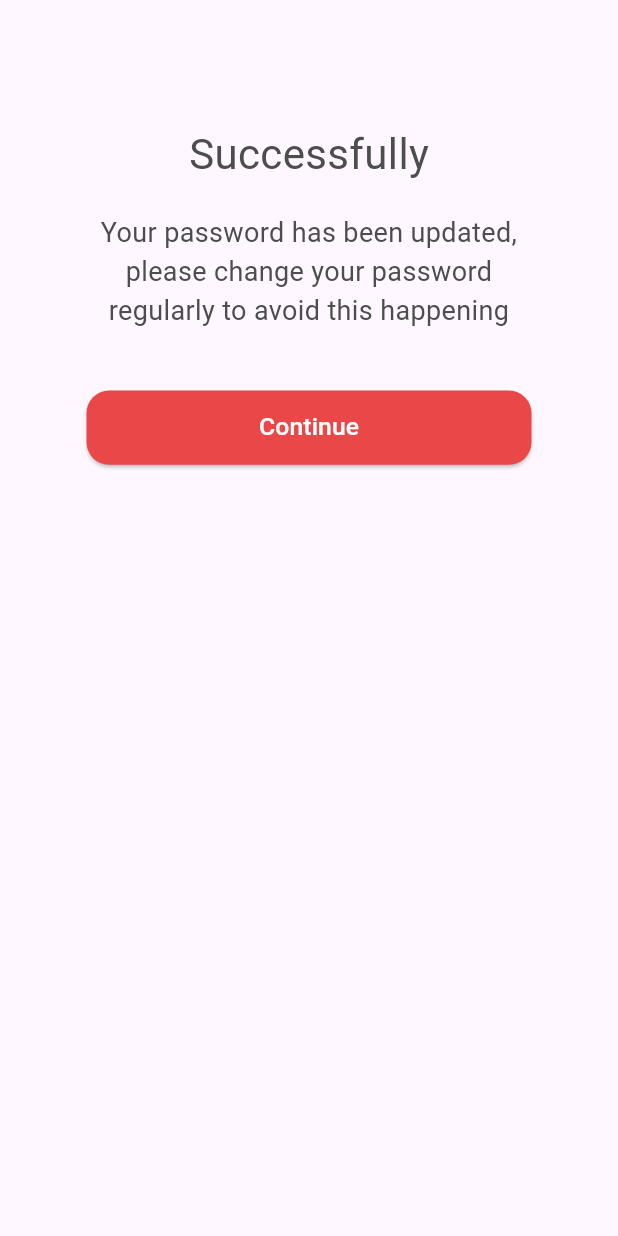
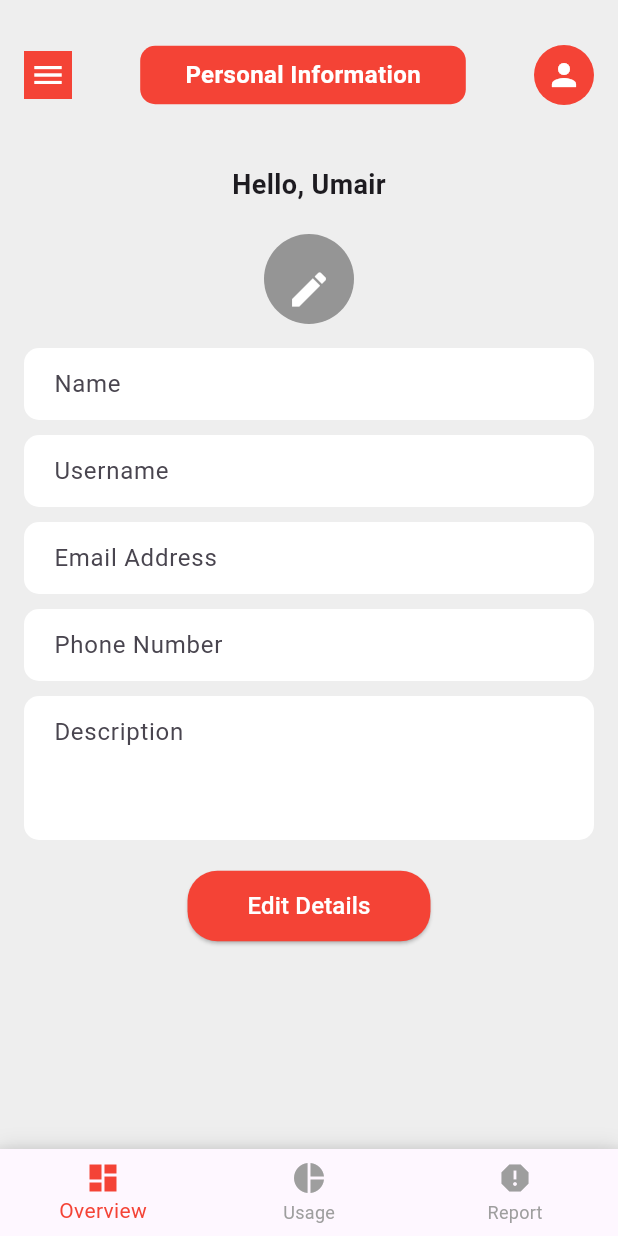
Before and after one commit to Umair-Amjad-Ali/Flutter, a Flutter app: the screen it shows after launch, on a phone screen of 412 x 824 dp. Run offline on Flutter 3.47's test engine with Material 3 defaults, Android fonts, the phone set to English and light mode, and no system bars.

Commit message:
new screens added

```diff
--- a/stock_counter/analysis_options.yaml
+++ b/stock_counter/analysis_options.yaml
@@ -10,7 +10,7 @@
 analyzer:
   errors:
     depend_on_referenced_packages: ignore
-include: package:flutter_lints/flutter.yaml
+# include: package:flutter_lints/flutter.yaml
 
 linter:
   # The lint rules applied to this project can be customized in the
--- a/stock_counter/lib/main.dart
+++ b/stock_counter/lib/main.dart
@@ -1,6 +1,10 @@
 import 'package:flutter/material.dart';
+import 'package:stock_counter/screens/personal_info.dart';
+// import 'package:stock_counter/screens/signin.dart';
+// import 'package:stock_counter/screens/signup_detail.dart';
+// import 'package:stock_counter/screens/sucess.dart';
 // import 'package:stock_counter/screens/forgot_password.dart';
-import 'package:stock_counter/screens/sucess.dart';
+// import 'package:stock_counter/screens/sucess.dart';
 // import 'package:stock_counter/screens/signin.dart';
 // import 'package:stock_counter/screens/register_sucess.dart';
 // import 'package:stock_counter/screens/signup_detail.dart';
@@ -18,6 +22,7 @@ class MyApp extends StatelessWidget {
   // This widget is the root of your application.
   @override
   Widget build(BuildContext context) {
-    return const MaterialApp(debugShowCheckedModeBanner: false, home: Sucess());
+    return const MaterialApp(
+        debugShowCheckedModeBanner: false, home: PersonalInfo());
   }
 }
--- /dev/null
+++ b/stock_counter/lib/screens/personal_info.dart
@@ -0,0 +1,290 @@
+import 'package:flutter/material.dart';
+
+class PersonalInfo extends StatefulWidget {
+  const PersonalInfo({super.key});
+
+  @override
+  State<PersonalInfo> createState() => _PersonalInfoState();
+}
+
+class _PersonalInfoState extends State<PersonalInfo> {
+  final _formKey = GlobalKey<FormState>();
+
+  // Text Editing Controllers for fields
+  final TextEditingController _nameController = TextEditingController();
+  final TextEditingController _usernameController = TextEditingController();
+  final TextEditingController _emailController = TextEditingController();
+  final TextEditingController _phoneController = TextEditingController();
+  final TextEditingController _descriptionController = TextEditingController();
+
+  // Regex patterns for validation
+  final RegExp _usernameRegex = RegExp(r'^[a-zA-Z0-9_]+$');
+  final RegExp _emailRegex = RegExp(r'^[^@]+@[^@]+\.[^@]+$');
+  final RegExp _phoneRegex = RegExp(r'^[0-9]{10}$');
+
+  int _selectedIndex = 0;
+
+  // Navigation handler for bottom bar
+  void _onItemTapped(int index) {
+    setState(() {
+      _selectedIndex = index;
+    });
+
+    // Handle navigation
+    // switch (index) {
+    //   case 0:
+    //     print('Navigated to Overview');
+    //     break;
+    //   case 1:
+    //     print('Navigated to Usage');y
+    //     break;
+    //   case 2:
+    //     print('Navigated to Report');
+    //     break;
+    // }
+  }
+
+  @override
+  Widget build(BuildContext context) {
+    return Scaffold(
+      backgroundColor: Colors.grey[200],
+      body: SafeArea(
+        child: Column(
+          children: [
+            // Custom AppBar
+            Padding(
+              padding: const EdgeInsets.symmetric(horizontal: 16, vertical: 30),
+              child: Row(
+                mainAxisAlignment: MainAxisAlignment.spaceBetween,
+                children: [
+                  // Hamburger Icon
+                  Container(
+                    padding: const EdgeInsets.all(4),
+                    decoration: const BoxDecoration(
+                      color: Colors.red,
+                      shape: BoxShape.rectangle,
+                    ),
+                    child: const Icon(Icons.menu, color: Colors.white),
+                  ),
+                  // Middle Text
+                  Container(
+                    padding:
+                        const EdgeInsets.symmetric(horizontal: 30, vertical: 8),
+                    decoration: BoxDecoration(
+                      color: Colors.red,
+                      borderRadius: BorderRadius.circular(10),
+                    ),
+                    child: const Text(
+                      'Personal Information',
+                      style: TextStyle(
+                        color: Colors.white,
+                        fontSize: 16,
+                        fontWeight: FontWeight.bold,
+                      ),
+                    ),
+                  ),
+                  // Profile Icon
+                  Container(
+                    padding: const EdgeInsets.all(8),
+                    decoration: const BoxDecoration(
+                      color: Colors.red,
+                      shape: BoxShape.circle,
+                    ),
+                    child: const Icon(Icons.person, color: Colors.white),
+                  ),
+                ],
+              ),
+            ),
+
+            // Profile Section
+            SizedBox(height: 10),
+            Text(
+              "Hello, Umair",
+              style: TextStyle(
+                fontSize: 18,
+                fontWeight: FontWeight.bold,
+              ),
+            ),
+            SizedBox(height: 20),
+            Stack(
+              children: [
+                CircleAvatar(
+                  radius: 30,
+                  backgroundColor: Color(0xFF959595),
+                ),
+                Positioned(
+                  bottom:
+                      8, // Adjust this value to control the vertical position
+                  left: 0,
+                  right: 0,
+                  child: Icon(
+                    Icons.edit,
+                    size: 30,
+                    color: Colors.white,
+                  ),
+                ),
+              ],
+            ),
+
+            // Form Fields
+            Expanded(
+              child: SingleChildScrollView(
+                padding: const EdgeInsets.all(16),
+                child: Form(
+                  key: _formKey,
+                  child: Column(
+                    children: [
+                      _buildTextField(
+                        'Name',
+                        _nameController,
+                        keyboardType: TextInputType.text,
+                        validator: (value) {
+                          if (value == null || value.isEmpty) {
+                            return 'Name is required.';
+                          }
+                          return null;
+                        },
+                      ),
+                      const SizedBox(height: 10),
+                      _buildTextField(
+                        'Username',
+                        _usernameController,
+                        keyboardType: TextInputType.text,
+                        validator: (value) {
+                          if (value == null || value.isEmpty) {
+                            return 'Username is required.';
+                          } else if (!_usernameRegex.hasMatch(value)) {
+                            return 'Username can only contain letters, numbers, and underscores.';
+                          }
+                          return null;
+                        },
+                      ),
+                      const SizedBox(height: 10),
+                      _buildTextField(
+                        'Email Address',
+                        _emailController,
+                        keyboardType: TextInputType.emailAddress,
+                        validator: (value) {
+                          if (value == null || value.isEmpty) {
+                            return 'Email is required.';
+                          } else if (!_emailRegex.hasMatch(value)) {
+                            return 'Enter a valid email address.';
+                          }
+                          return null;
+                        },
+                      ),
+                      const SizedBox(height: 10),
+                      _buildTextField(
+                        'Phone Number',
+                        _phoneController,
+                        keyboardType: TextInputType.phone,
+                        validator: (value) {
+                          if (value == null || value.isEmpty) {
+                            return 'Phone number is required.';
+                          } else if (!_phoneRegex.hasMatch(value)) {
+                            return 'Enter a valid 10-digit phone number.';
+                          }
+                          return null;
+                        },
+                      ),
+                      const SizedBox(height: 10),
+                      _buildTextField(
+                        'Description',
+                        _descriptionController,
+                        maxLines: 3,
+                        validator: (value) {
+                          if (value == null || value.isEmpty) {
+                            return 'Description is required.';
+                          }
+                          return null;
+                        },
+                      ),
+                      const SizedBox(height: 20),
+                      ElevatedButton(
+                        onPressed: () {
+                          if (_formKey.currentState!.validate()) {
+                            // Save or update the information
+                            print('Details updated!');
+                          }
+                        },
+                        style: ElevatedButton.styleFrom(
+                          backgroundColor: Colors.red,
+                          padding: const EdgeInsets.symmetric(
+                              horizontal: 40, vertical: 12),
+                          shape: RoundedRectangleBorder(
+                            borderRadius: BorderRadius.circular(20),
+                          ),
+                        ),
+                        child: const Text(
+                          'Edit Details',
+                          style: TextStyle(color: Colors.white, fontSize: 16),
+                        ),
+                      ),
+                    ],
+                  ),
+                ),
+              ),
+            ),
+          ],
+        ),
+      ),
+      // Bottom Navigation Bar with Shadow
+      bottomNavigationBar: Container(
+        decoration: BoxDecoration(
+          boxShadow: [
+            BoxShadow(
+              color: Colors.black.withOpacity(0.1),
+              blurRadius: 10,
+              offset: const Offset(0, -2),
+            ),
+          ],
+        ),
+        child: BottomNavigationBar(
+          currentIndex: _selectedIndex,
+          onTap: _onItemTapped,
+          items: const [
+            BottomNavigationBarItem(
+              icon: Icon(Icons.dashboard),
+              label: 'Overview',
+            ),
+            BottomNavigationBarItem(
+              icon: Icon(Icons.pie_chart),
+              label: 'Usage',
+            ),
+            BottomNavigationBarItem(
+              icon: Icon(Icons.report),
+              label: 'Report',
+            ),
+          ],
+          selectedItemColor: Colors.red,
+          unselectedItemColor: Colors.grey,
+          showUnselectedLabels: true,
+        ),
+      ),
+    );
+  }
+
+  // Helper function to build text fields
+  Widget _buildTextField(String hintText, TextEditingController controller,
+      {int maxLines = 1,
+      required String? Function(String?)? validator,
+      TextInputType keyboardType = TextInputType.text}) {
+    return TextFormField(
+      controller: controller,
+      maxLines: maxLines,
+      keyboardType: keyboardType,
+      validator: validator,
+      decoration: InputDecoration(
+        hintText: hintText,
+        filled: true,
+        fillColor: Colors.white,
+        border: OutlineInputBorder(
+          borderRadius: BorderRadius.circular(10),
+          borderSide: BorderSide.none,
+        ),
+        contentPadding:
+            const EdgeInsets.symmetric(horizontal: 16, vertical: 12),
+      ),
+    );
+  }
+}
```
